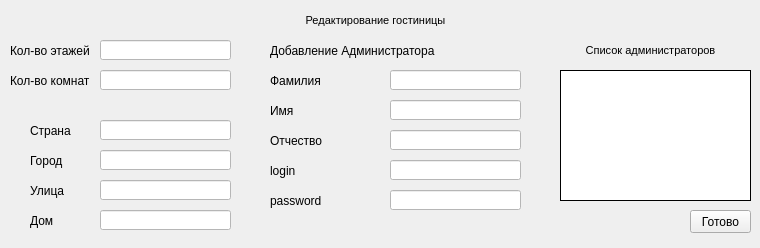
Before: the Qt Designer form edit_hostel.ui in AnastasiaPotapova/kd_nti_hotel_app, drawn with Qt 5.
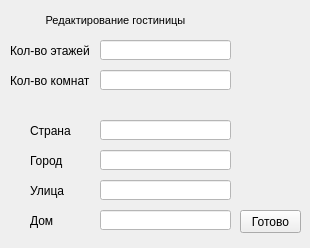
After: the same form once the commit is applied.

```diff
--- a/edit_hostel.ui
+++ b/edit_hostel.ui
@@ -6,7 +6,7 @@
    <rect>
     <x>0</x>
     <y>0</y>
-    <width>760</width>
+    <width>310</width>
     <height>248</height>
    </rect>
   </property>
@@ -174,7 +174,7 @@
     <rect>
      <x>0</x>
      <y>10</y>
-     <width>751</width>
+     <width>231</width>
      <height>31</height>
     </rect>
    </property>
@@ -192,207 +192,10 @@
 &lt;p align=&quot;center&quot; style=&quot; margin-top:0px; margin-bottom:0px; margin-left:0px; margin-right:0px; -qt-block-indent:0; text-indent:0px;&quot;&gt;&lt;span style=&quot; font-family:'MS Shell Dlg 2'; font-size:8pt;&quot;&gt;Редактирование гостиницы&lt;/span&gt;&lt;/p&gt;&lt;/body&gt;&lt;/html&gt;</string>
    </property>
   </widget>
-  <widget class="QLabel" name="name_cinema_wr_7">
-   <property name="geometry">
-    <rect>
-     <x>270</x>
-     <y>40</y>
-     <width>201</width>
-     <height>21</height>
-    </rect>
-   </property>
-   <property name="text">
-    <string>Добавление Администратора</string>
-   </property>
-  </widget>
-  <widget class="QLineEdit" name="house_2">
-   <property name="geometry">
-    <rect>
-     <x>390</x>
-     <y>160</y>
-     <width>131</width>
-     <height>20</height>
-    </rect>
-   </property>
-   <property name="styleSheet">
-    <string notr="true">background-color: rgb(255, 255, 255);</string>
-   </property>
-  </widget>
-  <widget class="QLineEdit" name="house_3">
-   <property name="geometry">
-    <rect>
-     <x>390</x>
-     <y>190</y>
-     <width>131</width>
-     <height>20</height>
-    </rect>
-   </property>
-   <property name="styleSheet">
-    <string notr="true">background-color: rgb(255, 255, 255);</string>
-   </property>
-  </widget>
-  <widget class="QLabel" name="name_cinema_wr_8">
-   <property name="geometry">
-    <rect>
-     <x>270</x>
-     <y>160</y>
-     <width>51</width>
-     <height>21</height>
-    </rect>
-   </property>
-   <property name="text">
-    <string>login</string>
-   </property>
-  </widget>
-  <widget class="QLabel" name="name_cinema_wr_9">
-   <property name="geometry">
-    <rect>
-     <x>270</x>
-     <y>190</y>
-     <width>51</width>
-     <height>21</height>
-    </rect>
-   </property>
-   <property name="text">
-    <string>password</string>
-   </property>
-  </widget>
-  <widget class="QLabel" name="name_cinema_wr_11">
-   <property name="geometry">
-    <rect>
-     <x>270</x>
-     <y>100</y>
-     <width>81</width>
-     <height>21</height>
-    </rect>
-   </property>
-   <property name="text">
-    <string>Имя</string>
-   </property>
-  </widget>
-  <widget class="QLabel" name="name_cinema_wr_12">
-   <property name="geometry">
-    <rect>
-     <x>270</x>
-     <y>130</y>
-     <width>81</width>
-     <height>21</height>
-    </rect>
-   </property>
-   <property name="text">
-    <string>Отчество</string>
-   </property>
-  </widget>
-  <widget class="QLabel" name="name_cinema_wr_13">
-   <property name="geometry">
-    <rect>
-     <x>270</x>
-     <y>70</y>
-     <width>81</width>
-     <height>21</height>
-    </rect>
-   </property>
-   <property name="text">
-    <string>Фамилия</string>
-   </property>
-  </widget>
-  <widget class="QLineEdit" name="name">
-   <property name="geometry">
-    <rect>
-     <x>390</x>
-     <y>100</y>
-     <width>131</width>
-     <height>20</height>
-    </rect>
-   </property>
-   <property name="styleSheet">
-    <string notr="true">background-color: rgb(255, 255, 255);</string>
-   </property>
-  </widget>
-  <widget class="QLineEdit" name="fathername">
-   <property name="geometry">
-    <rect>
-     <x>390</x>
-     <y>130</y>
-     <width>131</width>
-     <height>20</height>
-    </rect>
-   </property>
-   <property name="styleSheet">
-    <string notr="true">background-color: rgb(255, 255, 255);</string>
-   </property>
-  </widget>
-  <widget class="QLineEdit" name="familyname">
-   <property name="geometry">
-    <rect>
-     <x>390</x>
-     <y>70</y>
-     <width>131</width>
-     <height>20</height>
-    </rect>
-   </property>
-   <property name="styleSheet">
-    <string notr="true">background-color: rgb(255, 255, 255);</string>
-   </property>
-  </widget>
-  <widget class="QTextBrowser" name="textBrowser_2">
-   <property name="geometry">
-    <rect>
-     <x>550</x>
-     <y>40</y>
-     <width>201</width>
-     <height>31</height>
-    </rect>
-   </property>
-   <property name="styleSheet">
-    <string notr="true">background-color: transparent;</string>
-   </property>
-   <property name="frameShape">
-    <enum>QFrame::NoFrame</enum>
-   </property>
-   <property name="html">
-    <string>&lt;!DOCTYPE HTML PUBLIC &quot;-//W3C//DTD HTML 4.0//EN&quot; &quot;http://www.w3.org/TR/REC-html40/strict.dtd&quot;&gt;
-&lt;html&gt;&lt;head&gt;&lt;meta name=&quot;qrichtext&quot; content=&quot;1&quot; /&gt;&lt;style type=&quot;text/css&quot;&gt;
-p, li { white-space: pre-wrap; }
-&lt;/style&gt;&lt;/head&gt;&lt;body style=&quot; font-family:'Ubuntu'; font-size:11pt; font-weight:400; font-style:normal;&quot;&gt;
-&lt;p align=&quot;center&quot; style=&quot; margin-top:0px; margin-bottom:0px; margin-left:0px; margin-right:0px; -qt-block-indent:0; text-indent:0px;&quot;&gt;&lt;span style=&quot; font-family:'MS Shell Dlg 2'; font-size:8pt;&quot;&gt;Список администраторов&lt;/span&gt;&lt;/p&gt;&lt;/body&gt;&lt;/html&gt;</string>
-   </property>
-  </widget>
-  <widget class="QLabel" name="hotel_session">
-   <property name="geometry">
-    <rect>
-     <x>560</x>
-     <y>70</y>
-     <width>191</width>
-     <height>131</height>
-    </rect>
-   </property>
-   <property name="maximumSize">
-    <size>
-     <width>271</width>
-     <height>131</height>
-    </size>
-   </property>
-   <property name="cursor">
-    <cursorShape>CrossCursor</cursorShape>
-   </property>
-   <property name="mouseTracking">
-    <bool>true</bool>
-   </property>
-   <property name="styleSheet">
-    <string notr="true">background-color: rgb(255, 255, 255);</string>
-   </property>
-   <property name="frameShape">
-    <enum>QFrame::Box</enum>
-   </property>
-   <property name="text">
-    <string/>
-   </property>
-  </widget>
   <widget class="QPushButton" name="btnadd_hostel">
    <property name="geometry">
     <rect>
-     <x>690</x>
+     <x>240</x>
      <y>210</y>
      <width>61</width>
      <height>23</height>
```
